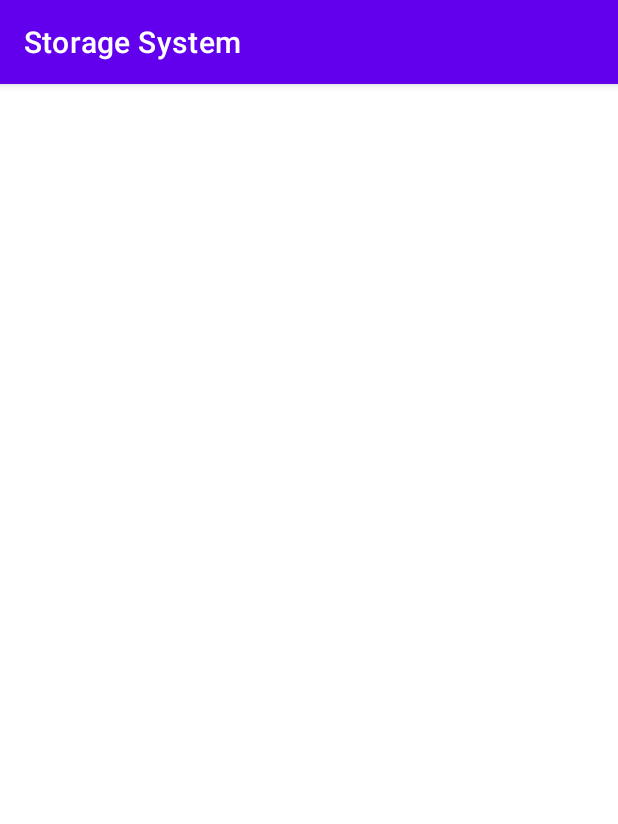
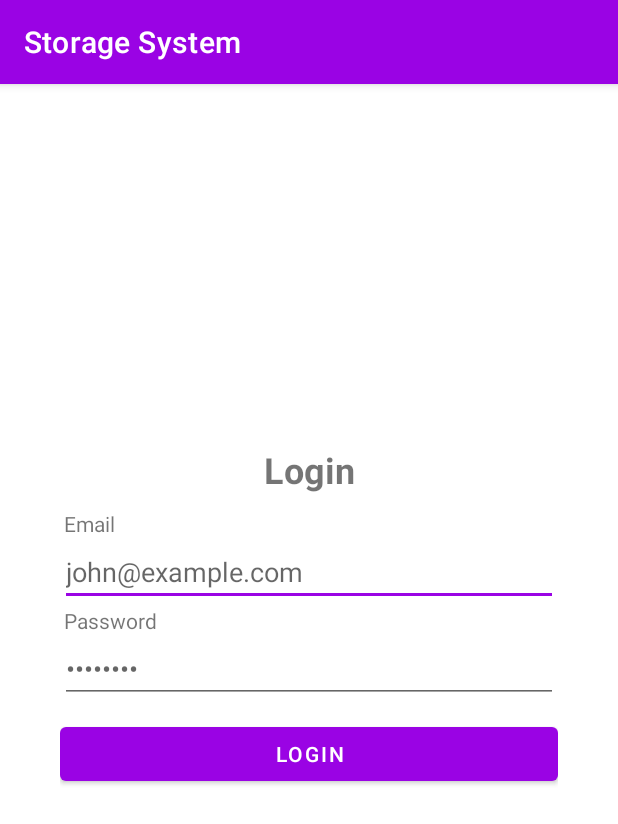
Before and after one commit to lillebrg/StorageSystem2025Q4, an Android app: the screen it shows after launch (LoginActivity), on a phone screen of 412 x 824 dp. Shown: the top 824 px of the screen. Run offline under Robolectric (Android 15) with nearby library versions, the phone set to English and light mode, and no system bars.

Commit message:
Create login page

```diff
--- a/android/app/src/main/res/layout/activity_login.xml
+++ b/android/app/src/main/res/layout/activity_login.xml
@@ -1,10 +1,56 @@
 <?xml version="1.0" encoding="utf-8"?>
-<androidx.constraintlayout.widget.ConstraintLayout xmlns:android="http://schemas.android.com/apk/res/android"
-    xmlns:app="http://schemas.android.com/apk/res-auto"
-    xmlns:tools="http://schemas.android.com/tools"
-    android:id="@+id/main"
+<LinearLayout
+    xmlns:android="http://schemas.android.com/apk/res/android"
+    android:layout_height="match_parent"
     android:layout_width="match_parent"
-    android:layout_height="match_parent"
-    tools:context=".LoginActivity">
+    android:orientation="vertical"
+    android:padding="40dp"
+    android:gravity="center">
 
-</androidx.constraintlayout.widget.ConstraintLayout>
+    <TextView
+        android:layout_width="match_parent"
+        android:layout_height="wrap_content"
+        android:textAlignment="center"
+        android:textSize="24sp"
+        android:textStyle="bold"
+        android:text="@string/login"
+    />
+
+    <TextView
+        android:layout_width="match_parent"
+        android:layout_height="wrap_content"
+        android:layout_marginStart="2dp"
+        android:layout_marginTop="10dp"
+        android:text="@string/email"
+    />
+
+    <EditText
+        android:layout_width="match_parent"
+        android:layout_height="wrap_content"
+        android:autofillHints="emailAddress"
+        android:inputType="textEmailAddress"
+        android:hint="@string/email_hint"
+    />
+
+    <TextView
+        android:layout_width="match_parent"
+        android:layout_height="wrap_content"
+        android:layout_marginStart="2sp"
+        android:text="@string/password"
+    />
+
+    <EditText
+        android:layout_width="match_parent"
+        android:layout_height="wrap_content"
+        android:autofillHints="password"
+        android:inputType="textPassword"
+        android:hint="@string/password_hint"
+    />
+
+    <Button
+        android:layout_width="match_parent"
+        android:layout_height="wrap_content"
+        android:layout_marginTop="10dp"
+        android:text="@string/login"
+    />
+</LinearLayout>
--- a/android/app/src/main/res/values-night/themes.xml
+++ b/android/app/src/main/res/values-night/themes.xml
@@ -1,16 +1,11 @@
 <resources xmlns:tools="http://schemas.android.com/tools">
-    <!-- Base application theme. -->
     <style name="Theme.StorageSystem" parent="Theme.MaterialComponents.DayNight.DarkActionBar">
-        <!-- Primary brand color. -->
-        <item name="colorPrimary">@color/purple_200</item>
-        <item name="colorPrimaryVariant">@color/purple_700</item>
+        <item name="colorPrimary">@color/brand</item>
+        <item name="colorPrimaryVariant">@color/brand_dark</item>
         <item name="colorOnPrimary">@color/black</item>
-        <!-- Secondary brand color. -->
-        <item name="colorSecondary">@color/teal_200</item>
-        <item name="colorSecondaryVariant">@color/teal_200</item>
+        <item name="colorSecondary">@color/brand</item>
+        <item name="colorSecondaryVariant">@color/brand_dark</item>
         <item name="colorOnSecondary">@color/black</item>
-        <!-- Status bar color. -->
         <item name="android:statusBarColor">?attr/colorPrimaryVariant</item>
-        <!-- Customize your theme here. -->
     </style>
 </resources>
--- a/android/app/src/main/res/values/colors.xml
+++ b/android/app/src/main/res/values/colors.xml
@@ -1,10 +1,7 @@
 <?xml version="1.0" encoding="utf-8"?>
 <resources>
-    <color name="purple_200">#FFBB86FC</color>
-    <color name="purple_500">#FF6200EE</color>
-    <color name="purple_700">#FF3700B3</color>
-    <color name="teal_200">#FF03DAC5</color>
-    <color name="teal_700">#FF018786</color>
+    <color name="brand">#FF9A03E4</color>
+    <color name="brand_dark">#FF3E015B</color>
     <color name="black">#FF000000</color>
     <color name="white">#FFFFFFFF</color>
 </resources>
--- a/android/app/src/main/res/values/strings.xml
+++ b/android/app/src/main/res/values/strings.xml
@@ -1,3 +1,8 @@
 <resources>
     <string name="app_name">Storage System</string>
+    <string name="login">Login</string>
+    <string name="email">Email</string>
+    <string name="email_hint">john@example.com</string>
+    <string name="password">Password</string>
+    <string name="password_hint">&#x2022;&#x2022;&#x2022;&#x2022;&#x2022;&#x2022;&#x2022;&#x2022;</string>
 </resources>
--- a/android/app/src/main/res/values/themes.xml
+++ b/android/app/src/main/res/values/themes.xml
@@ -1,16 +1,11 @@
 <resources xmlns:tools="http://schemas.android.com/tools">
-    <!-- Base application theme. -->
     <style name="Theme.StorageSystem" parent="Theme.MaterialComponents.DayNight.DarkActionBar">
-        <!-- Primary brand color. -->
-        <item name="colorPrimary">@color/purple_500</item>
-        <item name="colorPrimaryVariant">@color/purple_700</item>
+        <item name="colorPrimary">@color/brand</item>
+        <item name="colorPrimaryVariant">@color/brand_dark</item>
         <item name="colorOnPrimary">@color/white</item>
-        <!-- Secondary brand color. -->
-        <item name="colorSecondary">@color/teal_200</item>
-        <item name="colorSecondaryVariant">@color/teal_700</item>
+        <item name="colorSecondary">@color/brand</item>
+        <item name="colorSecondaryVariant">@color/brand_dark</item>
         <item name="colorOnSecondary">@color/black</item>
-        <!-- Status bar color. -->
         <item name="android:statusBarColor">?attr/colorPrimaryVariant</item>
-        <!-- Customize your theme here. -->
     </style>
 </resources>
```
